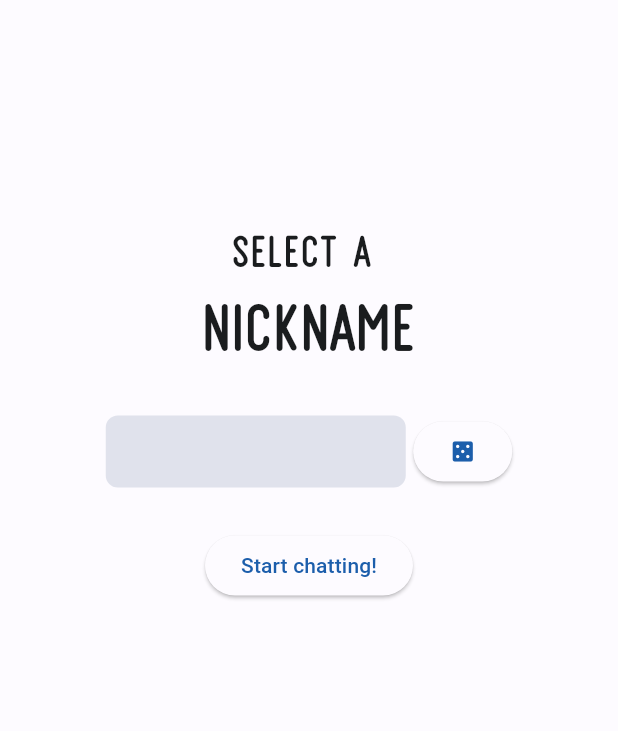
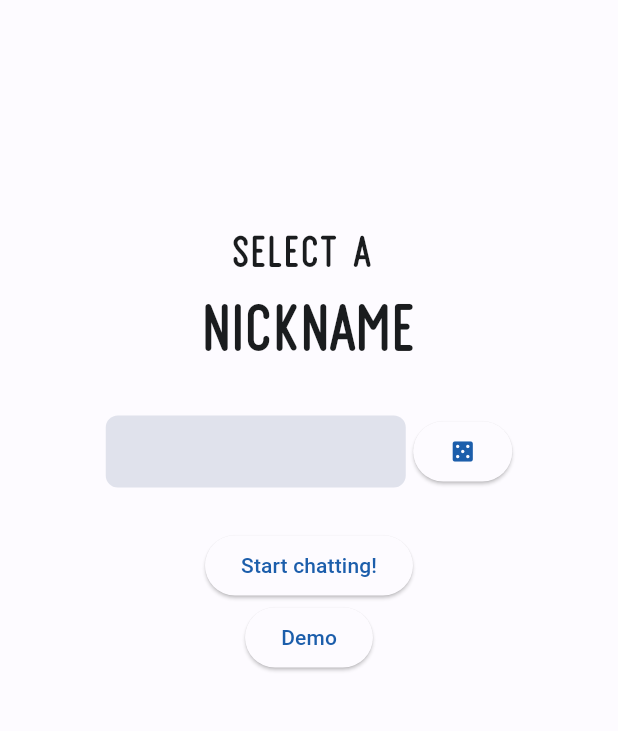
Before and after one commit to brohithkr/Mystique, a Flutter app: the screen it shows after launch, on a phone screen of 412 x 824 dp, the part 204-935 px from its top. Run offline on Flutter 3.47's test engine with Material 2 defaults, Android fonts, the phone set to English and light mode, and no system bars; our stand-ins replace flutter_spinkit.

Commit message:
messege connections

```diff
--- a/client/mystique_gui/lib/main.dart
+++ b/client/mystique_gui/lib/main.dart
@@ -31,7 +31,7 @@ class MyApp extends StatelessWidget {
         colorScheme: darkColorScheme,
         useMaterial3: true,
       ),
-      home: HomePage(),
+      home: const HomePage(),
     );
   }
 }
@@ -49,8 +49,8 @@ class HomePage extends StatelessWidget {
             TitleLogo(
               context: context,
             ),
-            SizedBox(height: 100),
-            InputForm(),
+            const SizedBox(height: 100),
+            const InputForm(),
           ],
         ),
       ),
@@ -64,8 +64,8 @@ class TitleLogo extends StatelessWidget {
 
   @override
   Widget build(BuildContext context) {
-    return Padding(
-      padding: const EdgeInsets.symmetric(
+    return const Padding(
+      padding: EdgeInsets.symmetric(
         vertical: 50,
         horizontal: 0,
       ),
@@ -110,11 +110,11 @@ class _InputFormState extends State<InputForm> {
     return Column(
       crossAxisAlignment: CrossAxisAlignment.center,
       children: [
-        Text(
+        const Text(
           "select a ",
           style: TextStyle(fontSize: 30, fontFamily: "Retrocycles"),
         ),
-        Text(
+        const Text(
           "nickname",
           style: TextStyle(fontSize: 45, fontFamily: "Retrocycles"),
         ),
@@ -131,6 +131,17 @@ class _InputFormState extends State<InputForm> {
         SubmitButton(
           controller: controller,
           handleLoad: handleLoad,
+        ),
+        ElevatedButton(
+          onPressed: () {
+            Navigator.of(context).push(
+              MaterialPageRoute(
+                builder: (context) =>
+                    ChatPage(yourName: "Rohith", theirName: "Ram"),
+              ),
+            );
+          },
+          child: Text("Demo"),
         ),
         StreamBox(loadState: loadState, controller: controller),
       ],
@@ -149,11 +160,11 @@ class UsernameField extends StatelessWidget {
   @override
   Widget build(BuildContext context) {
     return Container(
-      margin: EdgeInsets.only(right: 5),
+      margin: const EdgeInsets.only(right: 5),
       width: 200,
       decoration: BoxDecoration(
         color: Theme.of(context).colorScheme.surfaceVariant,
-        borderRadius: BorderRadius.all(Radius.circular(8)),
+        borderRadius: const BorderRadius.all(Radius.circular(8)),
       ),
       child: TextFormField(
         // focusNode: focusNode,
@@ -162,14 +173,14 @@ class UsernameField extends StatelessWidget {
         controller: controller,
         textAlign: TextAlign.center,
         textAlignVertical: TextAlignVertical.top,
-        decoration: InputDecoration(
+        decoration: const InputDecoration(
           // hintText: (username == "") ? autoGenName : null,
           // labelText: (username == "") ? autoGenName : null,
           border: InputBorder.none,
           // contentPadding: EdgeInsets.all(8),
           hintStyle: TextStyle(),
         ),
-        style: TextStyle(),
+        style: const TextStyle(),
       ),
     );
   }
@@ -198,7 +209,7 @@ class DiceButton extends StatelessWidget {
           ),
         );
       },
-      child: Icon(
+      child: const Icon(
         Icons.casino_rounded,
       ),
     );
@@ -235,8 +246,8 @@ class SubmitButton extends StatelessWidget {
           }
           handleLoad("start");
         },
-        style: ButtonStyle(alignment: Alignment.center),
-        child: Text("Start chatting!"),
+        style: const ButtonStyle(alignment: Alignment.center),
+        child: const Text("Start chatting!"),
       ),
     );
   }
@@ -246,8 +257,11 @@ class StreamBox extends StatefulWidget {
   // final WebSocketChannel channel;
   final TextEditingController controller;
   final String loadState;
-  const StreamBox(
-      {super.key, required this.loadState, required this.controller});
+  const StreamBox({
+    super.key,
+    required this.loadState,
+    required this.controller,
+  });
 
   @override
   State<StreamBox> createState() => _StreamBoxState();
@@ -257,7 +271,7 @@ class _StreamBoxState extends State<StreamBox> {
   @override
   Widget build(BuildContext context) {
     if (widget.loadState == "") {
-      return SizedBox();
+      return const SizedBox();
     }
     var username = widget.controller.text;
     final wsSocket = WebSocketChannel.connect(
@@ -268,16 +282,20 @@ class _StreamBoxState extends State<StreamBox> {
       stream: wsSocket.stream,
       builder: (context, snapshot) {
         if (snapshot.data == null) {
-          return LoadBox(
+          return const LoadBox(
             loadMsg: "Finding users, please wait...",
           );
         }
         Navigator.of(context).push(
           MaterialPageRoute(
-            builder: (context) => ChatPage(),
+            builder: (context) => ChatPage(
+              wsSocket: wsSocket,
+              yourName: "",
+              theirName: "",
+            ),
           ),
         );
-        return SizedBox();
+        return const SizedBox();
       },
     );
   }
```
